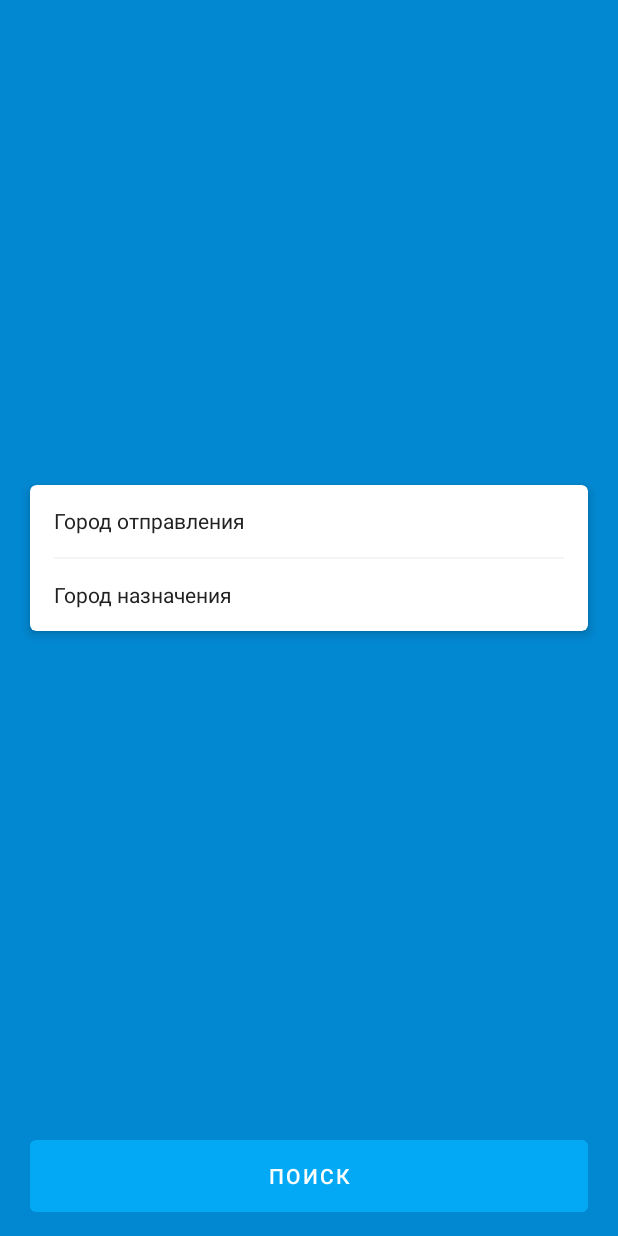
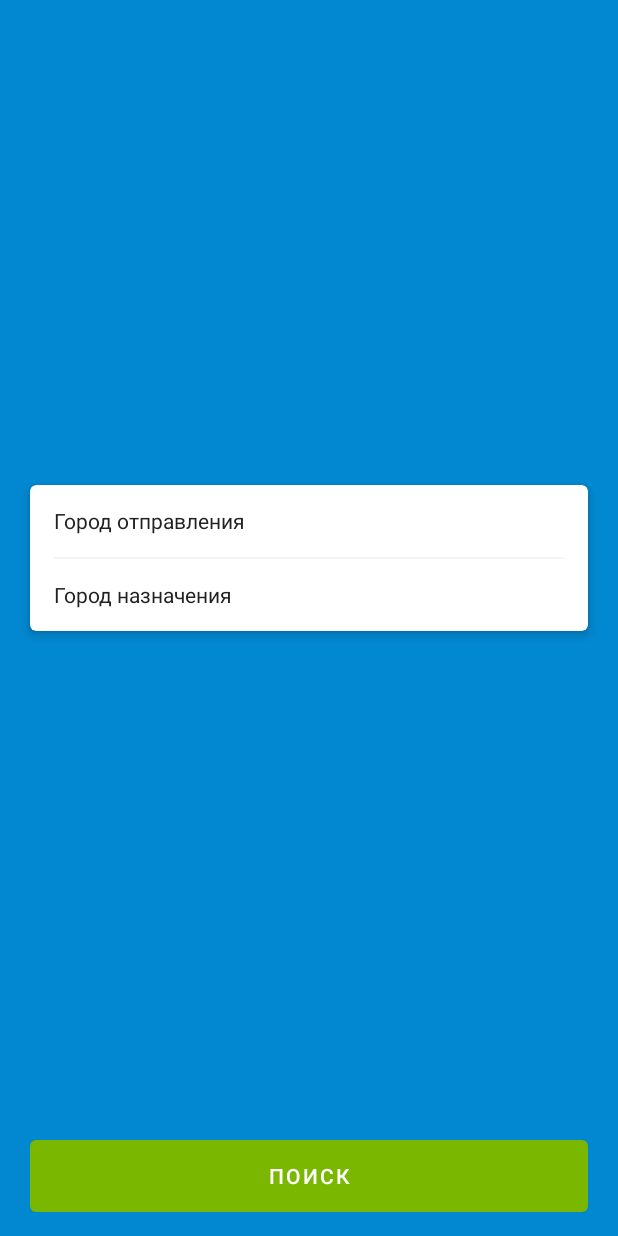
Before and after one commit to neviscom/salotest, an Android app: the screen it shows after launch (SearchActivity), on a phone screen of 412 x 824 dp. Run offline under Robolectric (Android 15) with nearby library versions, the phone set to English and light mode, and no system bars; our stand-ins replace Dagger/Hilt's generated code, Timber; libraries missing offline, so code that uses them is left out: androidx.hilt.lifecycle.

Commit message:
Button color changed

```diff
--- /dev/null
+++ b/app/src/main/res/color/button_background_selector.xml
@@ -0,0 +1,5 @@
+<?xml version="1.0" encoding="utf-8"?>
+<selector xmlns:android="http://schemas.android.com/apk/res/android">
+    <item android:color="?colorAccent" android:state_enabled="true" />
+    <item android:color="#8FC18C" />
+</selector>
--- a/app/src/main/res/values/styles.xml
+++ b/app/src/main/res/values/styles.xml
@@ -22,6 +22,7 @@
         <item name="android:textColor">@android:color/white</item>
         <item name="android:insetTop">0dp</item>
         <item name="android:insetBottom">0dp</item>
+        <item name="backgroundTint">@color/button_background_selector</item>
     </style>
 
     <style name="SearchAppbarStyle" parent="Widget.MaterialComponents.AppBarLayout.Surface">
```
